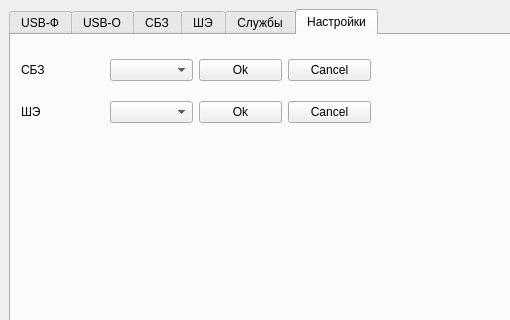
Amp-/prb, file MainWindow.ui: the form before one commit; both pictures show x 0 to 510 and y 0 to 320 of the 800 by 600 pixel window.
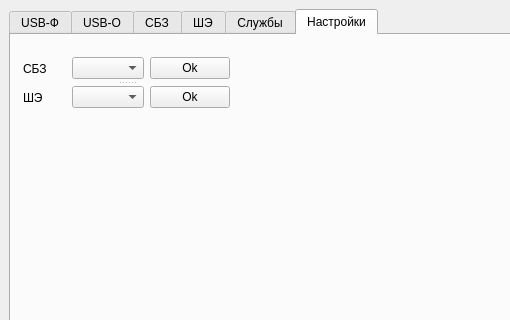
The form after the commit. The open tabs and pages were chosen to show the change.

```diff
--- a/MainWindow.ui
+++ b/MainWindow.ui
@@ -443,24 +443,20 @@
        <attribute name="title">
         <string>Настройки</string>
        </attribute>
-       <widget class="QWidget" name="">
+       <widget class="QSplitter" name="splitter">
         <property name="geometry">
          <rect>
-          <x>10</x>
-          <y>10</y>
-          <width>350</width>
-          <height>93</height>
+          <x>12</x>
+          <y>21</y>
+          <width>207</width>
+          <height>54</height>
          </rect>
         </property>
-        <layout class="QVBoxLayout" name="verticalLayout">
-         <property name="topMargin">
-          <number>10</number>
-         </property>
-         <property name="bottomMargin">
-          <number>10</number>
-         </property>
-         <item>
-          <layout class="QHBoxLayout" name="horizontalLayout_30">
+        <property name="orientation">
+         <enum>Qt::Vertical</enum>
+        </property>
+        <widget class="QWidget" name="">
+         <layout class="QHBoxLayout" name="horizontalLayout_9">
            <item>
             <widget class="QLabel" name="label_46">
              <property name="text">
@@ -478,20 +474,10 @@
              </property>
             </widget>
            </item>
-           <item>
-            <widget class="QPushButton" name="pushButton_2">
-             <property name="text">
-              <string>Cancel</string>
-             </property>
-            </widget>
-           </item>
-          </layout>
-         </item>
-         <item>
-          <layout class="QHBoxLayout" name="horizontalLayout_31">
-           <property name="topMargin">
-            <number>10</number>
-           </property>
+         </layout>
+        </widget>
+        <widget class="QWidget" name="">
+         <layout class="QHBoxLayout" name="horizontalLayout_8">
            <item>
             <widget class="QLabel" name="label_47">
              <property name="text">
@@ -509,16 +495,8 @@
              </property>
             </widget>
            </item>
-           <item>
-            <widget class="QPushButton" name="pushButton_4">
-             <property name="text">
-              <string>Cancel</string>
-             </property>
-            </widget>
-           </item>
-          </layout>
-         </item>
-        </layout>
+         </layout>
+        </widget>
        </widget>
       </widget>
      </widget>
```
Left out of the diff: 8 changed lines with no effect on the pictures. Lines whose indentation alone changed are shown as unchanged.
